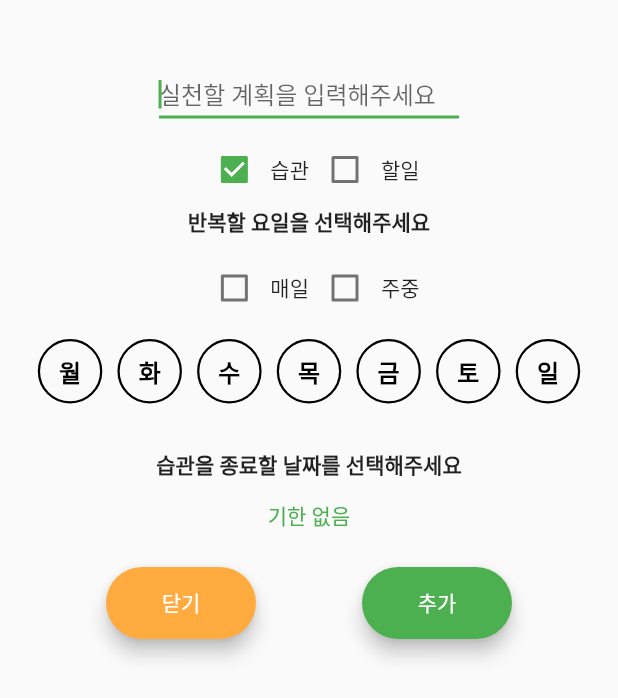
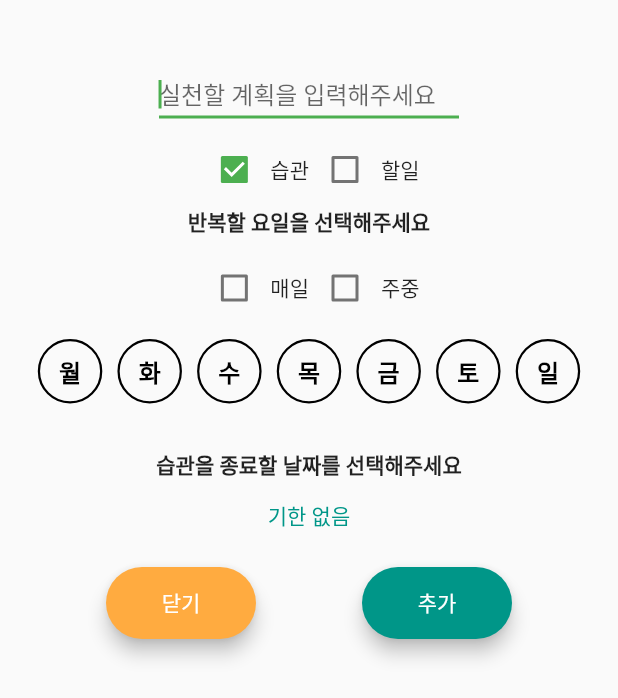
Before and after one commit to jikerbug/chat_planner_app, a Flutter app: the PlanAddScreen screen opened directly, after a tap on "추가", on a phone screen of 412 x 824 dp. Shown: the top 698 px of the screen. Run offline on Flutter 3.47's test engine with Material 2 defaults, Android fonts, the phone set to English and light mode, and no system bars; our stand-ins replace cloud_firestore, firebase_core, firebase_database, hive, hive_flutter; accounts and stored records are empty; network calls fail.

Commit message:
planDisplay_roughlyArranged

```diff
--- a/lib/api_in_local/hive_plan_api.dart
+++ b/lib/api_in_local/hive_plan_api.dart
@@ -19,10 +19,11 @@ class HivePlanApi {
       title: (fieldName == 'title') ? value : item.title,
       isChecked: (fieldName == 'isChecked') ? value : item.isChecked,
       timestamp: (fieldName == 'timestamp') ? value : item.timestamp,
-      isOneTimeTask:
-          (fieldName == 'isOneTimeTask') ? value : item.isOneTimeTask,
+      isHabit: (fieldName == 'isOneTimeTask') ? value : item.isHabit,
       aimDaysOfWeek:
           (fieldName == 'aimDaysOfWeek') ? value : item.aimDaysOfWeek,
+      habitEndOrTaskDateInfo:
+          (fieldName == 'aimDaysOfWeek') ? value : item.habitEndOrTaskDateInfo,
     );
   }
 
--- a/lib/models/plan_model.dart
+++ b/lib/models/plan_model.dart
@@ -21,17 +21,21 @@ class PlanModel {
   final String timestamp;
 
   @HiveField(4)
-  final bool isOneTimeTask;
+  final bool isHabit;
 
   @HiveField(5)
   final List aimDaysOfWeek;
+
+  @HiveField(6)
+  final String habitEndOrTaskDateInfo;
 
   PlanModel({
     required this.id,
     required this.title,
     required this.isChecked,
     required this.timestamp,
-    required this.isOneTimeTask,
+    required this.isHabit,
     required this.aimDaysOfWeek,
+    required this.habitEndOrTaskDateInfo,
   });
 }
--- a/lib/screens/plan_add_screen.dart
+++ b/lib/screens/plan_add_screen.dart
@@ -9,6 +9,7 @@
 // 그것 이외에도 7시기상, 6시기상 같은 것들에 대해 전체 사용자가 얼마나 해당 습관을
 // 채택하고 있는지 보는 것도 좋을 것 같다.
 
+import 'package:chat_planner_app/functions/custom_dialog_function.dart';
 import 'package:chat_planner_app/functions/datetime_function.dart';
 import 'package:chat_planner_app/models/plan_model.dart';
 import 'package:chat_planner_app/widgets/rounded_button.dart';
@@ -21,8 +22,6 @@ class PlanAddScreen extends StatefulWidget {
   _PlanAddScreenState createState() => _PlanAddScreenState();
 }
 
-String noLimitNotation = '기한 없음';
-
 class _PlanAddScreenState extends State<PlanAddScreen> {
   String title = '';
   var textEditingController = TextEditingController();
@@ -30,22 +29,27 @@ class _PlanAddScreenState extends State<PlanAddScreen> {
   bool isHabit = true;
   bool isEveryDay = false;
   bool isWeekDay = false;
-
-  String selectHabitEndOrTaskDate = noLimitNotation;
+  String noLimitNotation = DateTimeFunction.noLimitNotation;
+  late String habitEndOrTaskDateInfo = noLimitNotation;
 
   Future<String> _selectDate() async {
-    if (selectHabitEndOrTaskDate == noLimitNotation) {
-      selectHabitEndOrTaskDate = DateTime.now().toString().substring(0, 10);
+    if (habitEndOrTaskDateInfo == noLimitNotation) {
+      habitEndOrTaskDateInfo = DateTime.now().toString().substring(0, 10);
     }
     // locale 설정하기 위해 pubspec_copy.yaml 파일과 메인에 코드 추가!!
     DateTime? picked = await showDatePicker(
       context: context,
       locale: const Locale('ko', 'KO'),
-      initialDate: DateTime.parse(selectHabitEndOrTaskDate),
+      initialDate: DateTime.parse(habitEndOrTaskDateInfo),
       firstDate: DateTime.now(),
       lastDate: DateTime(DateTime.now().year + 2),
       builder: (BuildContext context, Widget? child) {
-        return child!;
+        return Theme(
+            data: ThemeData(
+              primaryColor: Colors.teal,
+              primarySwatch: Colors.teal,
+            ),
+            child: child!);
       },
     );
     if (picked != null) {
@@ -186,14 +190,14 @@ class _PlanAddScreenState extends State<PlanAddScreen> {
                                       new Radius.circular(50.0)),
                                   border: new Border.all(
                                     color: day.isSelected
-                                        ? Colors.green
+                                        ? Colors.teal
                                         : Colors.black,
                                     width: 1.5,
                                   ),
                                 ),
                                 child: CircleAvatar(
                                   backgroundColor: day.isSelected
-                                      ? Colors.green
+                                      ? Colors.teal
                                       : Colors.transparent,
                                   child: Text(
                                     day.name,
@@ -229,14 +233,17 @@ class _PlanAddScreenState extends State<PlanAddScreen> {
                   ),
                 TextButton(
                     onPressed: () async {
-                      if (selectHabitEndOrTaskDate == noLimitNotation) {
-                        selectHabitEndOrTaskDate = await _selectDate();
+                      if (habitEndOrTaskDateInfo == noLimitNotation) {
+                        habitEndOrTaskDateInfo = await _selectDate();
                       } else {
-                        selectHabitEndOrTaskDate = noLimitNotation;
+                        habitEndOrTaskDateInfo = noLimitNotation;
                       }
                       setState(() {});
                     },
-                    child: Text(selectHabitEndOrTaskDate)),
+                    child: Text(
+                      habitEndOrTaskDateInfo,
+                      style: TextStyle(color: Colors.teal),
+                    )),
                 Row(
                   mainAxisAlignment: MainAxisAlignment.spaceEvenly,
                   children: [
@@ -249,7 +256,7 @@ class _PlanAddScreenState extends State<PlanAddScreen> {
                         title: '닫기'),
                     RoundedButton(
                         minWidth: 100.0,
-                        color: Colors.green,
+                        color: Colors.teal,
                         onPressed: () {
                           if (title != '') {
                             final box = Hive.box<PlanModel>('word');
@@ -265,6 +272,26 @@ class _PlanAddScreenState extends State<PlanAddScreen> {
                             }
                             print(id);
 
+                            List<String> aimDaysOfWeek = [];
+                            if (isHabit) {
+                              for (Day day in dayList) {
+                                if (day.isSelected) {
+                                  aimDaysOfWeek.add(day.name);
+                                }
+                              }
+
+                              if (aimDaysOfWeek.length == 0) {
+                                CustomDialogFunction.dialogFunction(
+                                    context: context,
+                                    isTwoButton: false,
+                                    isLeftAlign: false,
+                                    onPressed: () {},
+                                    title: '요일 선택',
+                                    text: '습관을 실천할 요일을 선택해 주세요',
+                                    size: 'small');
+                                return;
+                              }
+                            }
                             box.put(
                               id,
                               PlanModel(
@@ -272,8 +299,9 @@ class _PlanAddScreenState extends State<PlanAddScreen> {
                                 title: title,
                                 isChecked: false,
                                 timestamp: DateTime.now().toString(),
-                                isOneTimeTask: false,
-                                aimDaysOfWeek: [],
+                                isHabit: isHabit,
+                                aimDaysOfWeek: aimDaysOfWeek,
+                                habitEndOrTaskDateInfo: habitEndOrTaskDateInfo,
                               ),
                             );
                             Navigator.pop(context);
```
Also changed, not shown: lib/functions/datetime_function.dart (+33 -26 lines), lib/modules/plan_list.dart (+44 -5 lines), lib/screens/plan_screen.dart (+6 -9 lines), lib/models/plan_model.g.dart.
